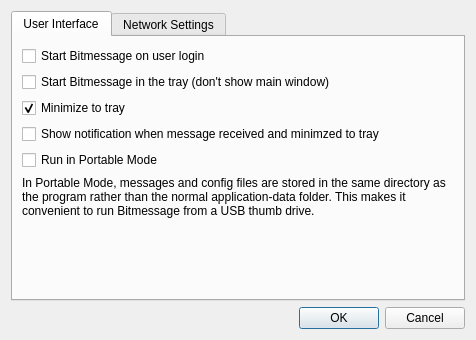
Qt form src/settings.ui (Bitmessage/PyBitmessage) before a commit.
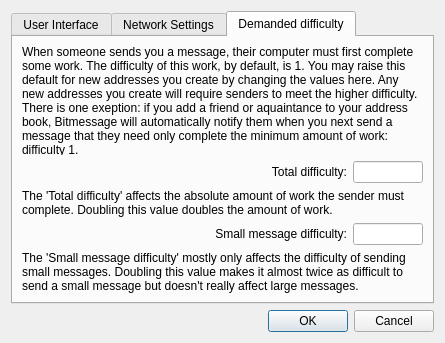
The same form after that commit.

Diff of the .ui file:
```diff
--- a/src/settings.ui
+++ b/src/settings.ui
@@ -6,8 +6,8 @@
    <rect>
     <x>0</x>
     <y>0</y>
-    <width>476</width>
-    <height>340</height>
+    <width>445</width>
+    <height>343</height>
    </rect>
   </property>
   <property name="windowTitle">
@@ -27,7 +27,7 @@
    <item row="0" column="0">
     <widget class="QTabWidget" name="tabWidgetSettings">
      <property name="currentIndex">
-      <number>0</number>
+      <number>2</number>
      </property>
      <widget class="QWidget" name="tabUserInterface">
       <property name="enabled">
@@ -258,6 +258,121 @@
        </item>
       </layout>
      </widget>
+     <widget class="QWidget" name="tab">
+      <attribute name="title">
+       <string>Demanded difficulty</string>
+      </attribute>
+      <layout class="QGridLayout" name="gridLayout_6">
+       <item row="0" column="0" colspan="3">
+        <widget class="QLabel" name="label_8">
+         <property name="text">
+          <string>When someone sends you a message, their computer must first complete some work. The difficulty of this work, by default, is 1. You may raise this default for new addresses you create by changing the values here. Any new addresses you create will require senders to meet the higher difficulty. There is one exeption: if you add a friend or aquaintance to your address book, Bitmessage will automatically notify them when you next send a message that they need only complete the minimum amount of work: difficulty 1. </string>
+         </property>
+         <property name="wordWrap">
+          <bool>true</bool>
+         </property>
+        </widget>
+       </item>
+       <item row="1" column="0">
+        <spacer name="horizontalSpacer_2">
+         <property name="orientation">
+          <enum>Qt::Horizontal</enum>
+         </property>
+         <property name="sizeHint" stdset="0">
+          <size>
+           <width>203</width>
+           <height>20</height>
+          </size>
+         </property>
+        </spacer>
+       </item>
+       <item row="1" column="1">
+        <widget class="QLabel" name="label_9">
+         <property name="text">
+          <string>Total difficulty:</string>
+         </property>
+         <property name="alignment">
+          <set>Qt::AlignRight|Qt::AlignTrailing|Qt::AlignVCenter</set>
+         </property>
+        </widget>
+       </item>
+       <item row="1" column="2">
+        <widget class="QLineEdit" name="lineEditTotalDifficulty">
+         <property name="sizePolicy">
+          <sizepolicy hsizetype="Fixed" vsizetype="Fixed">
+           <horstretch>0</horstretch>
+           <verstretch>0</verstretch>
+          </sizepolicy>
+         </property>
+         <property name="maximumSize">
+          <size>
+           <width>70</width>
+           <height>16777215</height>
+          </size>
+         </property>
+        </widget>
+       </item>
+       <item row="3" column="0">
+        <spacer name="horizontalSpacer_3">
+         <property name="orientation">
+          <enum>Qt::Horizontal</enum>
+         </property>
+         <property name="sizeHint" stdset="0">
+          <size>
+           <width>203</width>
+           <height>20</height>
+          </size>
+         </property>
+        </spacer>
+       </item>
+       <item row="3" column="1">
+        <widget class="QLabel" name="label_11">
+         <property name="text">
+          <string>Small message difficulty:</string>
+         </property>
+         <property name="alignment">
+          <set>Qt::AlignRight|Qt::AlignTrailing|Qt::AlignVCenter</set>
+         </property>
+        </widget>
+       </item>
+       <item row="3" column="2">
+        <widget class="QLineEdit" name="lineEditSmallMessageDifficulty">
+         <property name="sizePolicy">
+          <sizepolicy hsizetype="Fixed" vsizetype="Fixed">
+           <horstretch>0</horstretch>
+           <verstretch>0</verstretch>
+          </sizepolicy>
+         </property>
+         <property name="maximumSize">
+          <size>
+           <width>70</width>
+           <height>16777215</height>
+          </size>
+         </property>
+        </widget>
+       </item>
+       <item row="4" column="0" colspan="3">
+        <widget class="QLabel" name="label_12">
+         <property name="text">
+          <string>The 'Small message difficulty' mostly only affects the difficulty of sending small messages. Doubling this value makes it almost twice as difficult to send a small message but doesn't really affect large messages.</string>
+         </property>
+         <property name="wordWrap">
+          <bool>true</bool>
+         </property>
+        </widget>
+       </item>
+       <item row="2" column="0" colspan="3">
+        <widget class="QLabel" name="label_10">
+         <property name="text">
+          <string>The 'Total difficulty' affects the absolute amount of work the sender must complete. Doubling this value doubles the amount of work.</string>
+         </property>
+         <property name="wordWrap">
+          <bool>true</bool>
+         </property>
+        </widget>
+       </item>
+      </layout>
+     </widget>
     </widget>
    </item>
   </layout>
```
